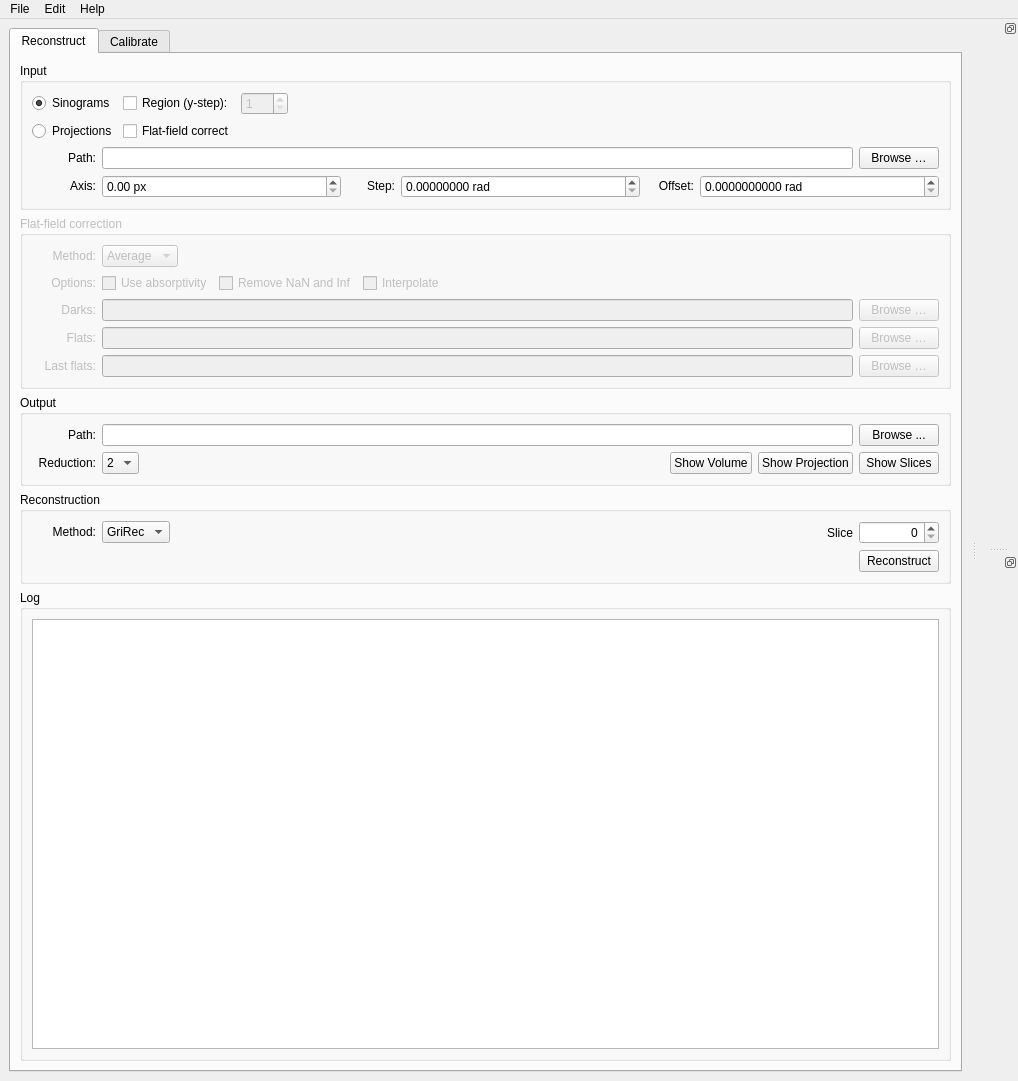
The window that tomopyui/gui.ui (tomography/tomopy-gui) describes before a commit, drawn with Qt 5.
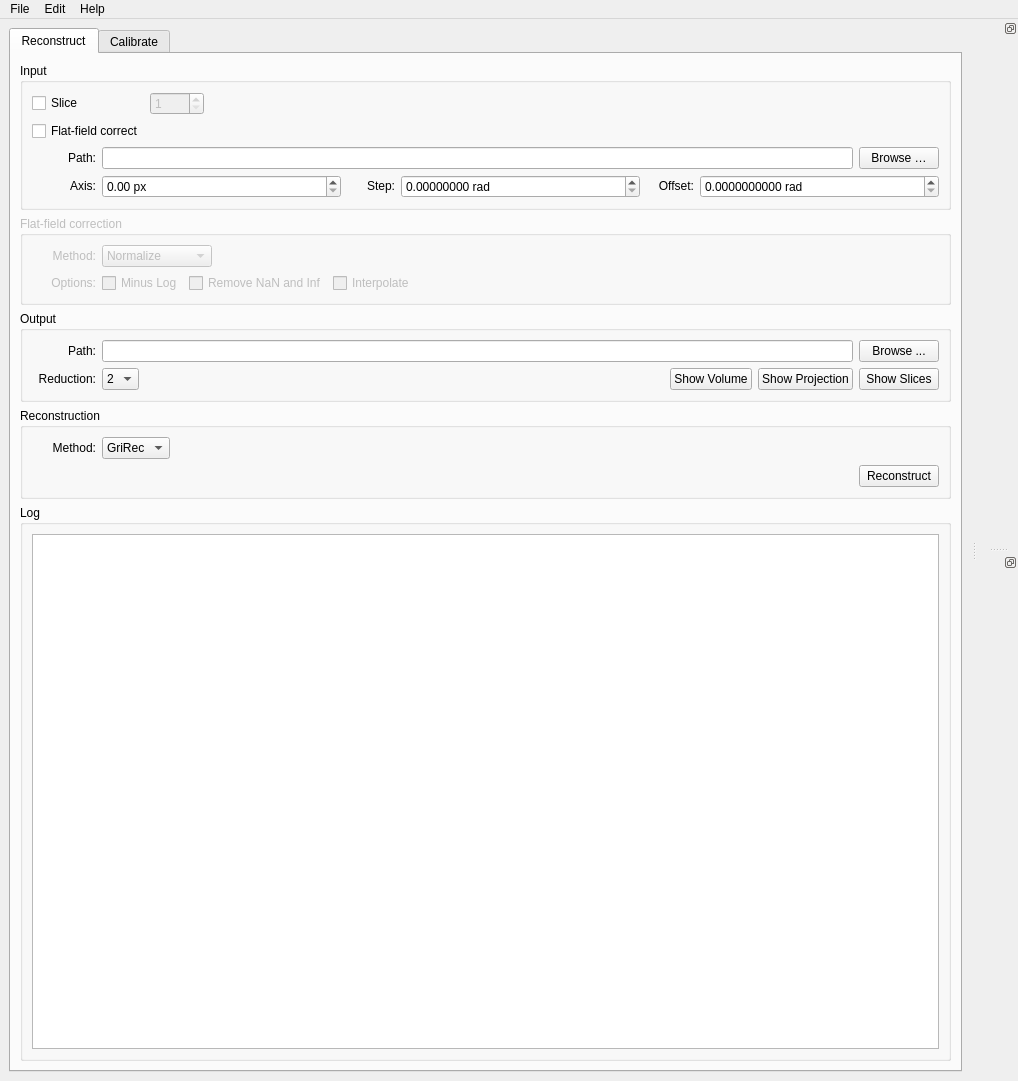
The same window after the commit. The open tabs and pages were chosen to show the change.

Commit message: working on slice/norm param selection

```diff
--- a/tomopyui/gui.ui
+++ b/tomopyui/gui.ui
@@ -84,68 +84,24 @@
           <layout class="QVBoxLayout" name="verticalLayout_7">
            <item>
             <layout class="QGridLayout" name="gridLayout_4">
-             <item row="1" column="0">
-              <widget class="QRadioButton" name="proj_button">
-               <property name="sizePolicy">
-                <sizepolicy hsizetype="Fixed" vsizetype="Fixed">
-                 <horstretch>0</horstretch>
-                 <verstretch>0</verstretch>
-                </sizepolicy>
-               </property>
-               <property name="toolTip">
-                <string notr="true"/>
-               </property>
-               <property name="text">
-                <string>Projections</string>
-               </property>
-               <property name="autoExclusive">
-                <bool>true</bool>
-               </property>
-              </widget>
-             </item>
-             <item row="0" column="0">
-              <widget class="QRadioButton" name="sino_button">
-               <property name="sizePolicy">
-                <sizepolicy hsizetype="Fixed" vsizetype="Fixed">
-                 <horstretch>0</horstretch>
-                 <verstretch>0</verstretch>
-                </sizepolicy>
-               </property>
-               <property name="toolTip">
-                <string notr="true"/>
-               </property>
-               <property name="text">
-                <string>Sinograms</string>
-               </property>
-               <property name="checked">
-                <bool>true</bool>
-               </property>
-               <property name="autoExclusive">
-                <bool>true</bool>
-               </property>
-              </widget>
-             </item>
              <item row="0" column="2">
-              <widget class="QSpinBox" name="y_step">
+              <spacer name="horizontalSpacer_2">
+               <property name="orientation">
+                <enum>Qt::Horizontal</enum>
+               </property>
+               <property name="sizeHint" stdset="0">
+                <size>
+                 <width>40</width>
+                 <height>20</height>
+                </size>
+               </property>
+              </spacer>
+             </item>
+             <item row="0" column="0">
+              <widget class="QCheckBox" name="slice_box">
                <property name="enabled">
-                <bool>false</bool>
+                <bool>true</bool>
                </property>
-               <property name="sizePolicy">
-                <sizepolicy hsizetype="Fixed" vsizetype="Fixed">
-                 <horstretch>0</horstretch>
-                 <verstretch>0</verstretch>
-                </sizepolicy>
-               </property>
-               <property name="minimum">
-                <number>1</number>
-               </property>
-               <property name="maximum">
-                <number>500</number>
-               </property>
-              </widget>
-             </item>
-             <item row="0" column="1">
-              <widget class="QCheckBox" name="region_box">
                <property name="sizePolicy">
                 <sizepolicy hsizetype="Fixed" vsizetype="Fixed">
                  <horstretch>0</horstretch>
@@ -168,24 +124,14 @@
                 <bool>false</bool>
                </property>
                <property name="text">
-                <string>Region (y-step):</string>
+                <string>Slice</string>
+               </property>
+               <property name="checked">
+                <bool>false</bool>
                </property>
               </widget>
              </item>
-             <item row="0" column="3">
-              <spacer name="horizontalSpacer_2">
-               <property name="orientation">
-                <enum>Qt::Horizontal</enum>
-               </property>
-               <property name="sizeHint" stdset="0">
-                <size>
-                 <width>40</width>
-                 <height>20</height>
-                </size>
-               </property>
-              </spacer>
-             </item>
-             <item row="1" column="1">
+             <item row="1" column="0">
               <widget class="QCheckBox" name="ffc_box">
                <property name="sizePolicy">
                 <sizepolicy hsizetype="Fixed" vsizetype="Fixed">
@@ -201,6 +147,25 @@
                </property>
               </widget>
              </item>
+             <item row="0" column="1">
+              <widget class="QSpinBox" name="y_step">
+               <property name="enabled">
+                <bool>false</bool>
+               </property>
+               <property name="sizePolicy">
+                <sizepolicy hsizetype="Fixed" vsizetype="Fixed">
+                 <horstretch>0</horstretch>
+                 <verstretch>0</verstretch>
+                </sizepolicy>
+               </property>
+               <property name="minimum">
+                <number>1</number>
+               </property>
+               <property name="maximum">
+                <number>4096</number>
+               </property>
+              </widget>
+             </item>
             </layout>
            </item>
            <item>
@@ -426,48 +391,12 @@
           <layout class="QVBoxLayout" name="verticalLayout_5">
            <item>
             <layout class="QGridLayout" name="gridLayout_3">
-             <item row="0" column="1">
-              <widget class="QComboBox" name="ffc_options">
-               <property name="sizePolicy">
-                <sizepolicy hsizetype="Fixed" vsizetype="Fixed">
-                 <horstretch>0</horstretch>
-                 <verstretch>0</verstretch>
-                </sizepolicy>
-               </property>
-               <item>
-                <property name="text">
-                 <string>Average</string>
-                </property>
-               </item>
-               <item>
-                <property name="text">
-                 <string>Median</string>
-                </property>
-               </item>
-              </widget>
-             </item>
-             <item row="1" column="0">
-              <widget class="QLabel" name="label_3">
-               <property name="minimumSize">
-                <size>
-                 <width>64</width>
-                 <height>0</height>
-                </size>
-               </property>
-               <property name="text">
-                <string>Options:</string>
-               </property>
-               <property name="alignment">
-                <set>Qt::AlignRight|Qt::AlignTrailing|Qt::AlignVCenter</set>
-               </property>
-              </widget>
-             </item>
              <item row="1" column="1">
               <layout class="QHBoxLayout" name="horizontalLayout_7">
                <item>
                 <widget class="QCheckBox" name="absorptivity_box">
                  <property name="text">
-                  <string>Use absorptivity</string>
+                  <string>Minus Log</string>
                  </property>
                 </widget>
                </item>
@@ -506,6 +435,52 @@
                </item>
               </layout>
              </item>
+             <item row="0" column="1">
+              <widget class="QComboBox" name="ffc_options">
+               <property name="sizePolicy">
+                <sizepolicy hsizetype="Fixed" vsizetype="Fixed">
+                 <horstretch>0</horstretch>
+                 <verstretch>0</verstretch>
+                </sizepolicy>
+               </property>
+               <item>
+                <property name="text">
+                 <string>Normalize</string>
+                </property>
+               </item>
+               <item>
+                <property name="text">
+                 <string>Normalize BG</string>
+                </property>
+               </item>
+               <item>
+                <property name="text">
+                 <string>Normalize NF</string>
+                </property>
+               </item>
+               <item>
+                <property name="text">
+                 <string>Normalize ROI</string>
+                </property>
+               </item>
+              </widget>
+             </item>
+             <item row="1" column="0">
+              <widget class="QLabel" name="label_3">
+               <property name="minimumSize">
+                <size>
+                 <width>64</width>
+                 <height>0</height>
+                </size>
+               </property>
+               <property name="text">
+                <string>Options:</string>
+               </property>
+               <property name="alignment">
+                <set>Qt::AlignRight|Qt::AlignTrailing|Qt::AlignVCenter</set>
+               </property>
+              </widget>
+             </item>
              <item row="0" column="0">
               <widget class="QLabel" name="label_2">
                <property name="minimumSize">
@@ -522,137 +497,6 @@
                </property>
               </widget>
              </item>
-             <item row="2" column="0">
-              <widget class="QLabel" name="darks_label">
-               <property name="enabled">
-                <bool>false</bool>
-               </property>
-               <property name="minimumSize">
-                <size>
-                 <width>64</width>
-                 <height>0</height>
-                </size>
-               </property>
-               <property name="toolTip">
-                <string notr="true"/>
-               </property>
-               <property name="text">
-                <string>Darks:</string>
-               </property>
-               <property name="alignment">
-                <set>Qt::AlignRight|Qt::AlignTrailing|Qt::AlignVCenter</set>
-               </property>
-              </widget>
-             </item>
-             <item row="2" column="1">
-              <layout class="QHBoxLayout" name="horizontalLayout_2">
-               <item>
-                <widget class="QLineEdit" name="darks_path_line">
-                 <property name="enabled">
-                  <bool>false</bool>
-                 </property>
-                 <property name="toolTip">
-                  <string notr="true"/>
-                 </property>
-                </widget>
-               </item>
-               <item>
-                <widget class="QPushButton" name="darks_path_button">
-                 <property name="enabled">
-                  <bool>false</bool>
-                 </property>
-                 <property name="toolTip">
-                  <string notr="true"/>
-                 </property>
-                 <property name="text">
-                  <string>Browse …</string>
-                 </property>
-                </widget>
-               </item>
-              </layout>
-             </item>
-             <item row="3" column="0">
-              <widget class="QLabel" name="flats_label">
-               <property name="enabled">
-                <bool>false</bool>
-               </property>
-               <property name="minimumSize">
-                <size>
-                 <width>64</width>
-                 <height>0</height>
-                </size>
-               </property>
-               <property name="toolTip">
-                <string notr="true"/>
-               </property>
-               <property name="lineWidth">
-                <number>0</number>
-               </property>
-               <property name="text">
-                <string>Flats:</string>
-               </property>
-               <property name="alignment">
-                <set>Qt::AlignRight|Qt::AlignTrailing|Qt::AlignVCenter</set>
-               </property>
-              </widget>
-             </item>
-             <item row="4" column="0">
-              <widget class="QLabel" name="flats2_label">
-               <property name="minimumSize">
-                <size>
-                 <width>64</width>
-                 <height>0</height>
-                </size>
-               </property>
-               <property name="text">
-                <string>Last flats:</string>
-               </property>
-               <property name="alignment">
-                <set>Qt::AlignRight|Qt::AlignTrailing|Qt::AlignVCenter</set>
-               </property>
-              </widget>
-             </item>
-             <item row="3" column="1">
-              <layout class="QHBoxLayout" name="horizontalLayout_8">
-               <item>
-                <widget class="QLineEdit" name="flats_path_line">
-                 <property name="enabled">
-                  <bool>false</bool>
-                 </property>
-                 <property name="toolTip">
-                  <string notr="true"/>
-                 </property>
-                </widget>
-               </item>
-               <item>
-                <widget class="QPushButton" name="flats_path_button">
-                 <property name="enabled">
-                  <bool>false</bool>
-                 </property>
-                 <property name="toolTip">
-                  <string notr="true"/>
-                 </property>
-                 <property name="text">
-                  <string>Browse …</string>
-                 </property>
-                </widget>
-               </item>
-              </layout>
-             </item>
-             <item row="4" column="1">
-              <layout class="QHBoxLayout" name="horizontalLayout_9">
-               <item>
-                <widget class="QLineEdit" name="flats2_path_line"/>
-               </item>
-               <item>
-                <widget class="QPushButton" name="flats2_path_button">
-                 <property name="text">
-                  <string>Browse …</string>
-                 </property>
-                </widget>
-               </item>
-              </layout>
-             </item>
             </layout>
            </item>
           </layout>
@@ -814,7 +658,7 @@
           <layout class="QVBoxLayout" name="verticalLayout_8">
            <item>
             <layout class="QGridLayout" name="gridLayout">
-             <item row="1" column="4">
+             <item row="1" column="3">
               <widget class="QPushButton" name="reco_button">
                <property name="sizePolicy">
                 <sizepolicy hsizetype="Minimum" vsizetype="Fixed">
@@ -899,23 +743,6 @@
                </property>
               </spacer>
              </item>
-             <item row="0" column="3">
-              <widget class="QLabel" name="label_6">
-               <property name="text">
-                <string>Slice</string>
-               </property>
-               <property name="alignment">
-                <set>Qt::AlignRight|Qt::AlignTrailing|Qt::AlignVCenter</set>
-               </property>
-              </widget>
-             </item>
-             <item row="0" column="4">
-              <widget class="QSpinBox" name="spinBox">
-               <property name="alignment">
-                <set>Qt::AlignRight|Qt::AlignTrailing|Qt::AlignVCenter</set>
-               </property>
-              </widget>
-             </item>
             </layout>
            </item>
           </layout>
```
Left out of the diff: 44 changed lines with no effect on the pictures. The commit also changes 3 other files.
